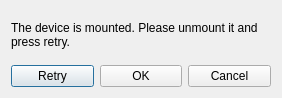
First picture: the form in ui/errordialog.ui, repository smclt30p/Rufusl, before the edit.
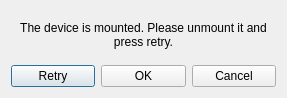
Second picture: the form after the edit.

```diff
--- a/ui/errordialog.ui
+++ b/ui/errordialog.ui
@@ -6,7 +6,7 @@
    <rect>
     <x>0</x>
     <y>0</y>
-    <width>282</width>
+    <width>287</width>
     <height>98</height>
    </rect>
   </property>
@@ -19,6 +19,9 @@
      <property name="text">
       <string>The device is mounted. Please unmount it and press retry.</string>
      </property>
+     <property name="alignment">
+      <set>Qt::AlignCenter</set>
+     </property>
      <property name="wordWrap">
       <bool>true</bool>
      </property>
```
